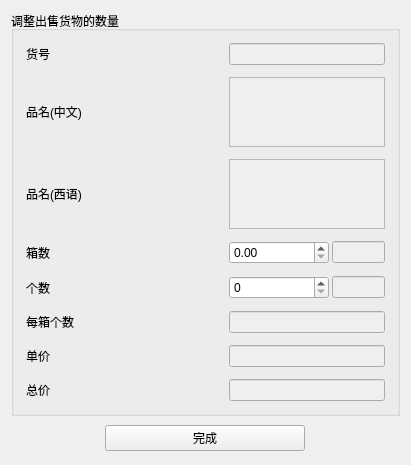
This is CompanyStroageManagement/Adjust_List_Item_Win.ui in linxinwNeo/CompanyStroageManagement as Qt 5 draws it before an edit. The edited form follows.
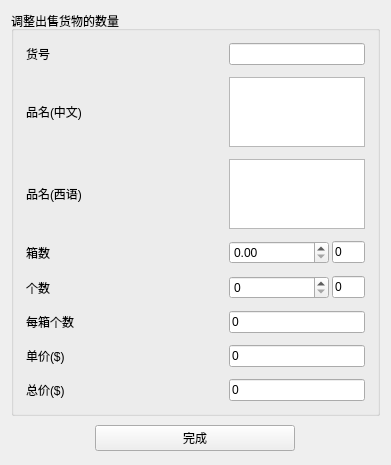
This is the edited form.

Diff of the .ui file:
```diff
--- a/CompanyStroageManagement/Adjust_List_Item_Win.ui
+++ b/CompanyStroageManagement/Adjust_List_Item_Win.ui
@@ -6,8 +6,8 @@
    <rect>
     <x>0</x>
     <y>0</y>
-    <width>411</width>
-    <height>383</height>
+    <width>391</width>
+    <height>382</height>
    </rect>
   </property>
   <property name="windowTitle">
@@ -54,7 +54,10 @@
          <item>
           <widget class="QLineEdit" name="MODEL_CODE_LineEdit">
            <property name="enabled">
-            <bool>false</bool>
+            <bool>true</bool>
+           </property>
+           <property name="styleSheet">
+            <string notr="true">QLineEdit[readOnly=&quot;true&quot;] {color: #808080; background-color: #F0F0F0;}</string>
            </property>
            <property name="readOnly">
             <bool>false</bool>
@@ -98,7 +101,16 @@
          <item>
           <widget class="QTextEdit" name="DESCRIPTION_CN_TextEdit">
            <property name="enabled">
-            <bool>false</bool>
+            <bool>true</bool>
+           </property>
+           <property name="sizePolicy">
+            <sizepolicy hsizetype="Expanding" vsizetype="Preferred">
+             <horstretch>0</horstretch>
+             <verstretch>0</verstretch>
+            </sizepolicy>
+           </property>
+           <property name="styleSheet">
+            <string notr="true">QTextEdit[readOnly=&quot;true&quot;] {color: #808080; background-color: #F0F0F0;}</string>
            </property>
            <property name="readOnly">
             <bool>true</bool>
@@ -142,11 +154,20 @@
          <item>
           <widget class="QTextEdit" name="DESCRIPTION_SPAN_TextEdit">
            <property name="enabled">
-            <bool>false</bool>
+            <bool>true</bool>
+           </property>
+           <property name="sizePolicy">
+            <sizepolicy hsizetype="Expanding" vsizetype="Preferred">
+             <horstretch>0</horstretch>
+             <verstretch>0</verstretch>
+            </sizepolicy>
            </property>
            <property name="autoFillBackground">
             <bool>false</bool>
            </property>
+           <property name="styleSheet">
+            <string notr="true">QTextEdit[readOnly=&quot;true&quot;] {color: #808080; background-color: #F0F0F0;}</string>
+           </property>
            <property name="readOnly">
             <bool>true</bool>
            </property>
@@ -211,7 +232,19 @@
          <item>
           <widget class="QLineEdit" name="MAX_NUM_BOXES_LineEdit">
            <property name="enabled">
-            <bool>false</bool>
+            <bool>true</bool>
+           </property>
+           <property name="sizePolicy">
+            <sizepolicy hsizetype="Expanding" vsizetype="Fixed">
+             <horstretch>0</horstretch>
+             <verstretch>0</verstretch>
+            </sizepolicy>
+           </property>
+           <property name="styleSheet">
+            <string notr="true">QLineEdit[readOnly=&quot;true&quot;] {color: #808080; background-color: #F0F0F0;}</string>
+           </property>
+           <property name="text">
+            <string>0</string>
            </property>
            <property name="readOnly">
             <bool>true</bool>
@@ -271,7 +304,19 @@
          <item>
           <widget class="QLineEdit" name="MAX_NUM_PIECES_LineEdit">
            <property name="enabled">
-            <bool>false</bool>
+            <bool>true</bool>
+           </property>
+           <property name="sizePolicy">
+            <sizepolicy hsizetype="Expanding" vsizetype="Fixed">
+             <horstretch>0</horstretch>
+             <verstretch>0</verstretch>
+            </sizepolicy>
+           </property>
+           <property name="styleSheet">
+            <string notr="true">QLineEdit[readOnly=&quot;true&quot;] {color: #808080; background-color: #F0F0F0;}</string>
+           </property>
+           <property name="text">
+            <string>0</string>
            </property>
            <property name="readOnly">
             <bool>true</bool>
@@ -315,7 +360,13 @@
          <item>
           <widget class="QLineEdit" name="NUM_PIECES_PER_BOX_LineEdit">
            <property name="enabled">
-            <bool>false</bool>
+            <bool>true</bool>
+           </property>
+           <property name="styleSheet">
+            <string notr="true">QLineEdit[readOnly=&quot;true&quot;] {color: #808080; background-color: #F0F0F0;}</string>
+           </property>
+           <property name="text">
+            <string>0</string>
            </property>
            <property name="readOnly">
             <bool>true</bool>
@@ -352,14 +403,20 @@
             </size>
            </property>
            <property name="text">
-            <string>单价</string>
+            <string>单价($)</string>
            </property>
           </widget>
          </item>
          <item>
           <widget class="QLineEdit" name="PREZE_LineEdit">
            <property name="enabled">
-            <bool>false</bool>
+            <bool>true</bool>
+           </property>
+           <property name="styleSheet">
+            <string notr="true">QLineEdit[readOnly=&quot;true&quot;] {color: #808080; background-color: #F0F0F0;}</string>
+           </property>
+           <property name="text">
+            <string>0</string>
            </property>
            <property name="readOnly">
             <bool>false</bool>
@@ -396,14 +453,20 @@
             </size>
            </property>
            <property name="text">
-            <string>总价</string>
+            <string>总价($)</string>
            </property>
           </widget>
          </item>
          <item>
           <widget class="QLineEdit" name="TOTAL_LineEdit">
            <property name="enabled">
-            <bool>false</bool>
+            <bool>true</bool>
+           </property>
+           <property name="styleSheet">
+            <string notr="true">QLineEdit[readOnly=&quot;true&quot;] {color: #808080; background-color: #F0F0F0;}</string>
+           </property>
+           <property name="text">
+            <string>0</string>
            </property>
            <property name="readOnly">
             <bool>true</bool>
```
Left out of the diff: 15 changed lines with no effect on the pictures.
